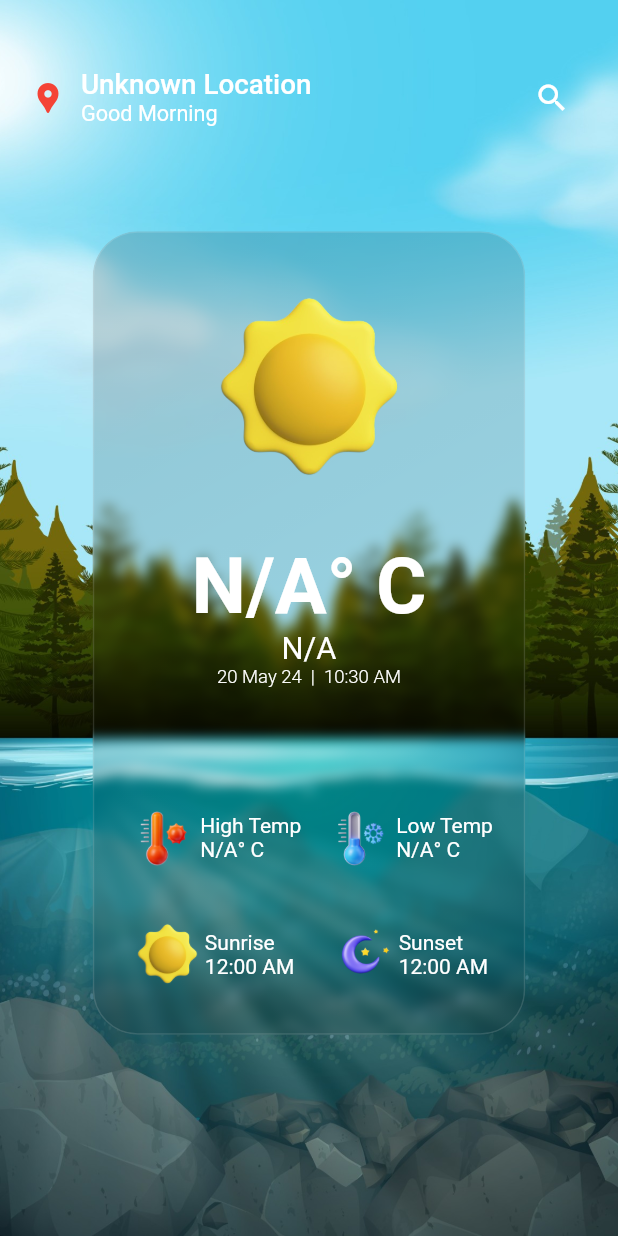
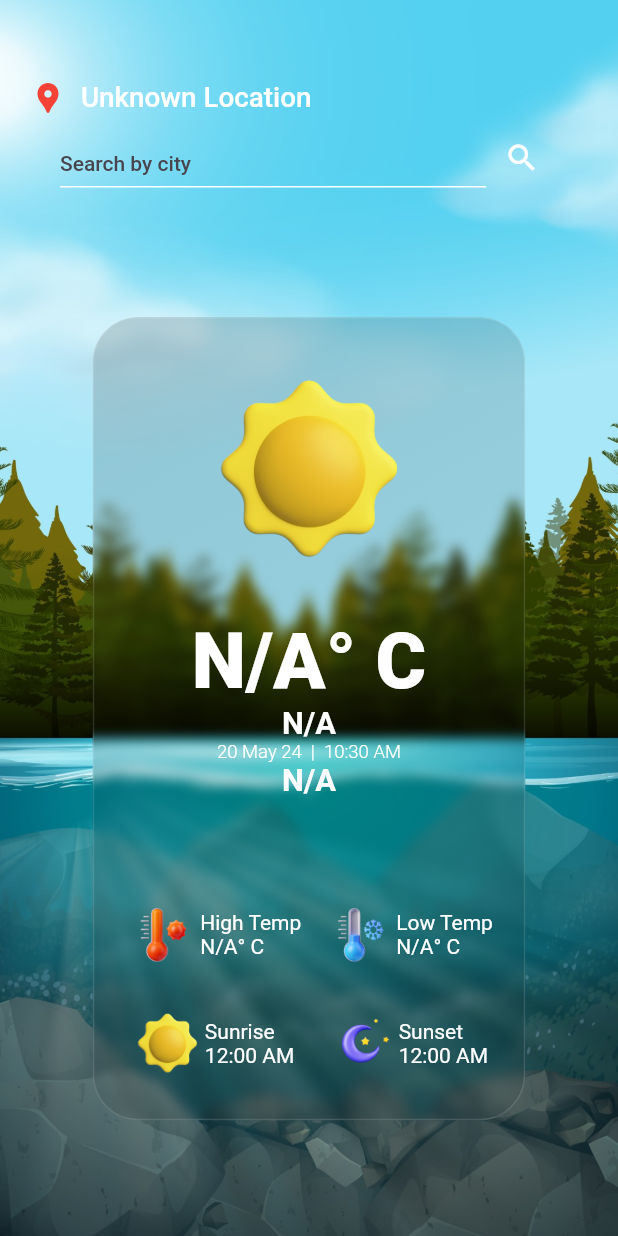
Before and after one commit to haadiyaa/weather_app, a Flutter app: the screen it shows after launch, on a phone screen of 412 x 824 dp. Run offline on Flutter 3.47's test engine with Material 3 defaults, Android fonts, the phone set to English and light mode, and no system bars; our stand-ins replace flutter_screenutil, geocoding, geolocator.

Commit message:
search city

```diff
--- a/lib/screens/homepage.dart
+++ b/lib/screens/homepage.dart
@@ -1,4 +1,5 @@
 import 'package:flutter/material.dart';
+import 'package:flutter/widgets.dart';
 import 'package:intl/intl.dart';
 import 'package:provider/provider.dart';
 import 'package:weather/common/widgets/detailstile.dart';
@@ -31,8 +32,14 @@ class _HomePageState extends State<HomePage> {
       }
     });
   }
+  final TextEditingController _cityController=TextEditingController();
+  bool _clicked = false;
 
-  bool _clicked = false;
+  @override
+  void dispose() {
+    super.dispose();
+    _cityController.dispose();
+  }
 
   @override
   Widget build(BuildContext context) {
@@ -40,17 +47,22 @@ class _HomePageState extends State<HomePage> {
     final locationProvider = Provider.of<LocationProvider>(context);
     final weatherProvider = Provider.of<WeatherServiceProvider>(context);
 
-    int sunriseTimestamp=weatherProvider.weather?.sys?.sunrise??0;
-    int sunsetTimestamp=weatherProvider.weather?.sys?.sunset??0;
+    int sunriseTimestamp = weatherProvider.weather?.sys?.sunrise ?? 0;
+    int sunsetTimestamp = weatherProvider.weather?.sys?.sunset ?? 0;
 
-    int timezoneOffest=weatherProvider.weather?.timezone??0;
+    int timezoneOffest = weatherProvider.weather?.timezone ?? 0;
     //convert to datetime
-    DateTime sunriseDateTime=DateTime.fromMillisecondsSinceEpoch(sunriseTimestamp*1000,isUtc: true).add(Duration(seconds: timezoneOffest));
-    DateTime sunsetDateTime=DateTime.fromMillisecondsSinceEpoch(sunsetTimestamp*1000,isUtc: true).add(Duration(seconds: timezoneOffest));
+    DateTime sunriseDateTime = DateTime.fromMillisecondsSinceEpoch(
+            sunriseTimestamp * 1000,
+            isUtc: true)
+        .add(Duration(seconds: timezoneOffest));
+    DateTime sunsetDateTime =
+        DateTime.fromMillisecondsSinceEpoch(sunsetTimestamp * 1000, isUtc: true)
+            .add(Duration(seconds: timezoneOffest));
 
     //format as string
-    String formattedSunrise=DateFormat('hh:mm a').format(sunriseDateTime);
-    String formattedSunset=DateFormat('hh:mm a').format(sunsetDateTime);
+    String formattedSunrise = DateFormat('hh:mm a').format(sunriseDateTime);
+    String formattedSunset = DateFormat('hh:mm a').format(sunsetDateTime);
 
     return Scaffold(
       extendBodyBehindAppBar: true,
@@ -70,80 +82,8 @@ class _HomePageState extends State<HomePage> {
         ),
         child: Stack(
           children: [
-            _clicked == true
-                ? Positioned(
-                    top: 50,
-                    right: 20,
-                    left: 20,
-                    child: Container(
-                      height: 40,
-                      child: TextFormField(
-                        decoration: InputDecoration(
-                          enabledBorder: UnderlineInputBorder(
-                            borderSide: BorderSide(color: white),
-                          ),
-                          focusedBorder: UnderlineInputBorder(
-                            borderSide: BorderSide(color: white),
-                          ),
-                        ),
-                      ),
-                    ),
-                  )
-                : const SizedBox(),
-            Container(
-              height: 50,
-              child: Consumer<LocationProvider>(
-                builder: (context, locationProvider, child) {
-                  var locationCity;
-                  if (locationProvider.currentLocationName != null) {
-                    locationCity =
-                        locationProvider.currentLocationName!.locality;
-                  } else {
-                    locationCity = "Unknown Location";
-                  }
-
-                  return Row(
-                    mainAxisAlignment: MainAxisAlignment.spaceBetween,
-                    children: [
-                      Container(
-                        child: Row(
-                          children: [
-                            Icon(location, color: red),
-                            width10,
-                            Column(
-                              mainAxisAlignment: MainAxisAlignment.center,
-                              crossAxisAlignment: CrossAxisAlignment.start,
-                              children: [
-                                Text(
-                                  locationCity.isEmpty
-                                      ? "Unknown Location"
-                                      : locationCity,
-                                  style: titleStyle,
-                                ),
-                                Text(
-                                  'Good Morning',
-                                  style: subtitleStyle,
-                                ),
-                              ],
-                            )
-                          ],
-                        ),
-                      ),
-                      IconButton(
-                        onPressed: () {
-                          setState(() {
-                            _clicked = !_clicked;
-                          });
-                        },
-                        icon: Icon(search),
-                      ),
-                    ],
-                  );
-                },
-              ),
-            ),
             Align(
-              alignment: const Alignment(0, 0),
+              alignment: const Alignment(0, 0.5),
               child: FittedBox(
                 fit: BoxFit.contain,
                 child: FrostedGlassBox(
@@ -163,19 +103,24 @@ class _HomePageState extends State<HomePage> {
                       Column(
                         children: [
                           Text(
-                            '${weatherProvider.weather?.main?.temp?.toStringAsFixed(0) ??
-                                "N/A"}\u00B0 C',
+                            '${weatherProvider.weather?.main?.temp?.toStringAsFixed(0) ?? "N/A"}\u00B0 C',
                             style: tempStyle,
                           ),
                           Text(
                               weatherProvider.weather?.weather?[0].main
-                                  .toString()??"N/A",
+                                      .toString() ??
+                                  "N/A",
                               style: typeStyle),
                           Text(
                             DateFormat('dd MMM yy  |  HH:mm a')
                                 .format(DateTime.now()),
                             style: datetimeStyle,
-                          )
+                          ),
+                          Text(
+                              weatherProvider.weather?.name
+                                      .toString() ??
+                                  "N/A",
+                              style: typeStyle),
                         ],
                       ),
                       height20,
@@ -189,11 +134,12 @@ class _HomePageState extends State<HomePage> {
                                 width: 50,
                                 height: 50,
                               ),
-                               Column(
+                              Column(
                                 crossAxisAlignment: CrossAxisAlignment.start,
                                 children: [
                                   const Text('High Temp'),
-                                  Text("${weatherProvider.weather?.main?.tempMax?.toStringAsFixed(0)??"N/A"}\u00B0 C"),
+                                  Text(
+                                      "${weatherProvider.weather?.main?.tempMax?.toStringAsFixed(0) ?? "N/A"}\u00B0 C"),
                                 ],
                               )
                             ],
@@ -205,9 +151,13 @@ class _HomePageState extends State<HomePage> {
                                 width: 50,
                                 height: 50,
                               ),
-                               Column(
+                              Column(
                                 crossAxisAlignment: CrossAxisAlignment.start,
-                                children: [const Text('Low Temp'), Text("${weatherProvider.weather?.main?.tempMin?.toStringAsFixed(0)??"N/A"}\u00B0 C"),],
+                                children: [
+                                  const Text('Low Temp'),
+                                  Text(
+                                      "${weatherProvider.weather?.main?.tempMin?.toStringAsFixed(0) ?? "N/A"}\u00B0 C"),
+                                ],
                               )
                             ],
                           )
@@ -225,7 +175,10 @@ class _HomePageState extends State<HomePage> {
                               ),
                               Column(
                                 crossAxisAlignment: CrossAxisAlignment.start,
-                                children: [const Text('Sunrise'), Text(formattedSunrise??"N/A")],
+                                children: [
+                                  const Text('Sunrise'),
+                                  Text(formattedSunrise ?? "N/A")
+                                ],
                               )
                             ],
                           ),
@@ -238,7 +191,10 @@ class _HomePageState extends State<HomePage> {
                               ),
                               Column(
                                 crossAxisAlignment: CrossAxisAlignment.start,
-                                children: [Text('Sunset'), Text(formattedSunset??"N/A")],
+                                children: [
+                                  Text('Sunset'),
+                                  Text(formattedSunset ?? "N/A")
+                                ],
                               )
                             ],
                           )
@@ -249,6 +205,74 @@ class _HomePageState extends State<HomePage> {
                 ),
               ),
             ),
+            Positioned(
+              top: 45,
+              right: 20,
+              left: 20,
+              child: SizedBox(
+                height: 40,
+                child: Row(
+                  children: [
+                    Expanded(
+                      child: TextFormField(
+                        controller: _cityController,
+                        decoration: InputDecoration(
+                          hintText: 'Search by city',
+                          enabledBorder: UnderlineInputBorder(
+                            borderSide: BorderSide(color: white),
+                          ),
+                          focusedBorder: UnderlineInputBorder(
+                            borderSide: BorderSide(color: white),
+                          ),
+                        ),
+                      ),
+                    ),
+                    IconButton(onPressed: (){
+                      print(_cityController.text);
+                      weatherProvider.fetchWeatherDataByCity(_cityController.text);
+                    }, icon: Icon(search))
+                  ],
+                ),
+              ),
+            ),
+            SizedBox(
+              height: 50,
+              child: Consumer<LocationProvider>(
+                builder: (context, locationProvider, child) {
+                  var locationCity;
+                  if (locationProvider.currentLocationName != null) {
+                    locationCity =
+                        locationProvider.currentLocationName!.locality;
+                  } else {
+                    locationCity = "Unknown Location";
+                  }
+
+                  return Row(
+                    mainAxisAlignment: MainAxisAlignment.spaceBetween,
+                    children: [
+                      Row(
+                        children: [
+                          Icon(location, color: red),
+                          width10,
+                          Column(
+                            mainAxisAlignment: MainAxisAlignment.center,
+                            crossAxisAlignment: CrossAxisAlignment.start,
+                            children: [
+                              Text(
+                                locationCity.isEmpty
+                                    ? "Unknown Location"
+                                    : locationCity,
+                                style: titleStyle,
+                              ),
+                            ],
+                          )
+                        ],
+                      ),
+                    ],
+                  );
+                },
+              ),
+            ),
           ],
         ),
       ),
--- a/lib/utils/constants/constants.dart
+++ b/lib/utils/constants/constants.dart
@@ -12,7 +12,7 @@ List<String> background=[
   "Rain":"assets/bg/rainy.jpg",
   "Drizzle":"assets/bg/rainy.jpg",
   "Clear":"assets/bg/sunny.jpg",
-  "Thunder":"assets/bg/thunder.jpg",
+  "Thunderstorm":"assets/bg/thunder.jpg",
 };
 
 Map<String,dynamic> weatherConditions={
@@ -21,7 +21,7 @@ Map<String,dynamic> weatherConditions={
   'Few Clouds':"assets/weathericon/cloud.png",
   'Drizzle':"assets/weathericon/sun-rain.png",
   'Rain':"assets/weathericon/heavyrain.png",
-  'Cloud-lightening':"assets/weathericon/thunder-rain.png",
+  'Thunderstorm':"assets/weathericon/thunder-rain.png",
   'Snow':"assets/weathericon/snow.png",
   'Mist':"assets/weathericon/wind.png",
 };
--- a/lib/utils/constants/weatherconditions.dart
+++ /dev/null
@@ -1,4 +0,0 @@
-
-
-//key  :  6e85118d0f380c857ca86591512dcdde
-//url  :  https://api.openweathermap.org/data/2.5/weather?q={city name},{state code},{country code}&appid={API key}
--- a/lib/utils/styles/textstyle.dart
+++ b/lib/utils/styles/textstyle.dart
@@ -5,8 +5,8 @@ import 'package:flutter_screenutil/flutter_screenutil.dart';
 
  TextStyle subtitleStyle= TextStyle(fontSize: 14.sp,fontWeight: FontWeight.w400);
 
- TextStyle tempStyle= TextStyle(fontSize: 50.sp,fontWeight: FontWeight.bold);
+ TextStyle tempStyle= TextStyle(fontSize: 50.sp,fontWeight: FontWeight.w900);
 
 
- TextStyle typeStyle=  TextStyle(fontWeight: FontWeight.w400,fontSize: 20.sp);
+ TextStyle typeStyle=  TextStyle(fontWeight: FontWeight.bold,fontSize: 20.sp);
  TextStyle datetimeStyle=  TextStyle(fontWeight: FontWeight.w300,fontSize: 12.sp);
```
